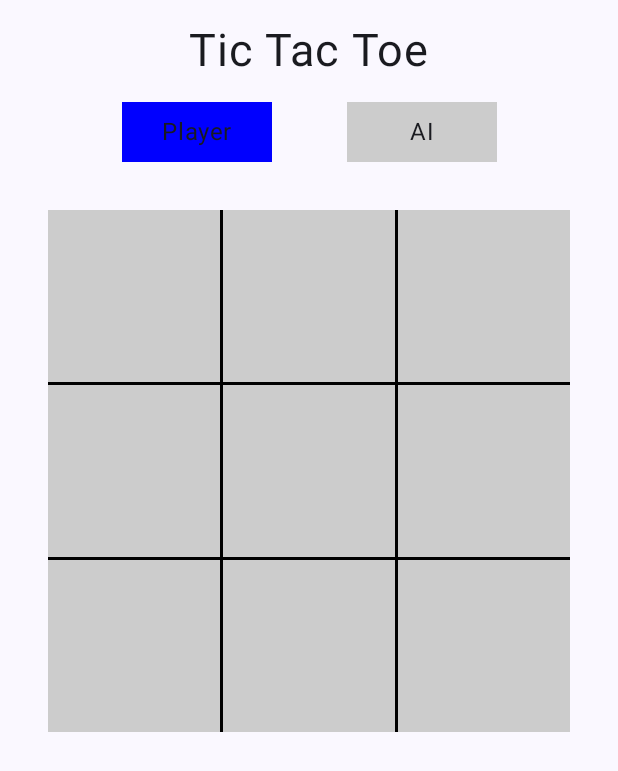
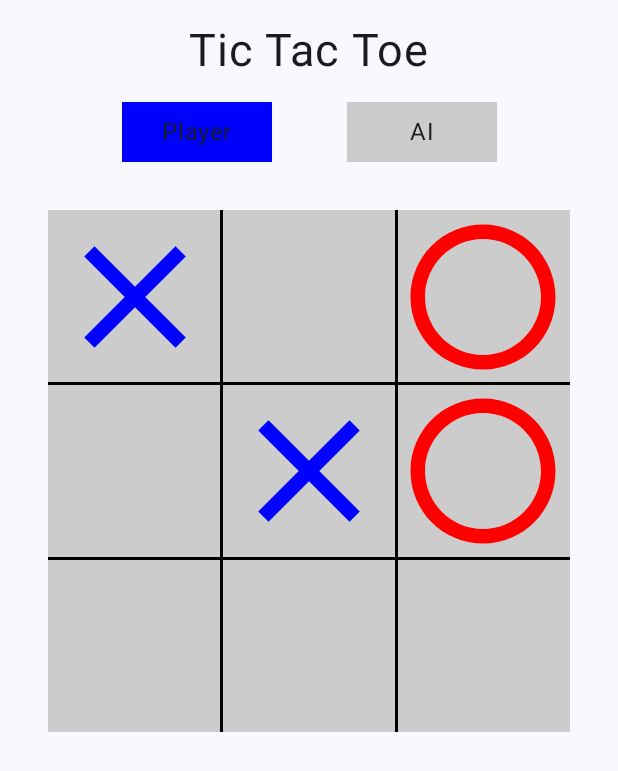
Before and after one commit to rustam432184798213651/TicTacToe, an Android app built with Jetpack Compose: the screen it shows after launch (MainActivity), on a phone screen of 412 x 824 dp. Shown: the top 771 px of the screen. Run offline under Robolectric (Android 15) with nearby library versions, the phone set to English and light mode, and no system bars.

Commit message:
Add display of current state of grid

```diff
--- a/app/src/main/java/com/example/tictactoe/MainActivity.kt
+++ b/app/src/main/java/com/example/tictactoe/MainActivity.kt
@@ -4,6 +4,7 @@ import android.annotation.SuppressLint
 import android.os.Bundle
 import androidx.activity.ComponentActivity
 import androidx.activity.compose.setContent
+import androidx.compose.foundation.Image
 import androidx.compose.foundation.background
 import androidx.compose.foundation.layout.Arrangement
 import androidx.compose.foundation.layout.Box
@@ -27,6 +28,8 @@ import androidx.compose.runtime.remember
 import androidx.compose.ui.Alignment
 import androidx.compose.ui.Modifier
 import androidx.compose.ui.graphics.Color
+import androidx.compose.ui.graphics.ColorFilter
+import androidx.compose.ui.res.painterResource
 import androidx.compose.ui.tooling.preview.Preview
 import androidx.compose.ui.unit.dp
 import androidx.compose.ui.unit.sp
@@ -121,5 +124,37 @@ fun Board(moves: List<Boolean?>) {
                                     .fillMaxHeight(1f)
                                     .background(Color.Black)) {}
         }
+        Column(modifier = Modifier.fillMaxSize(1f)) {
+            for(i in 0..2) {
+                Row(modifier=Modifier.weight(1f)) {
+                    for (j in 0..2) {
+                        Column(modifier=Modifier.weight(1f)) {
+                            getComposableFromMove(move = moves[i * 3 + j])
+                        }
+                    }
+                }
+            }
+        }
     }
 }
+
+@Composable
+fun getComposableFromMove(move: Boolean?) {
+    when (move) {
+        true -> Image(painter = painterResource(R.drawable.ic_x),
+            contentDescription = null,
+            modifier = Modifier.fillMaxSize(1f),
+            colorFilter = ColorFilter.tint(Color.Blue)
+        )
+        false -> Image(painter = painterResource(R.drawable.ic_o),
+            contentDescription = null,
+            modifier = Modifier.fillMaxSize(1f),
+            colorFilter = ColorFilter.tint(Color.Red)
+        )
+        null -> Image(painter = painterResource(R.drawable.ic_null),
+            contentDescription = null,
+            modifier = Modifier.fillMaxSize(1f)
+        )
+    }
+
+}
```
